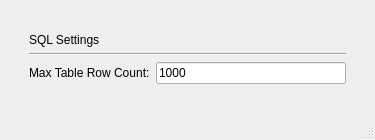
First picture: the form in multitargeting_sql_settings.ui, repository TrinhLab/CASPERapp, before the edit.
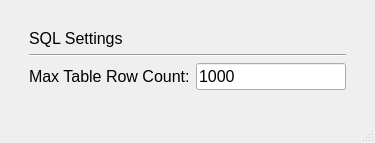
Second picture: the form after the edit.

What changed in the file:
```diff
--- a/multitargeting_sql_settings.ui
+++ b/multitargeting_sql_settings.ui
@@ -10,6 +10,11 @@
     <height>140</height>
    </rect>
   </property>
+  <property name="font">
+   <font>
+    <pointsize>12</pointsize>
+   </font>
+  </property>
   <property name="windowTitle">
    <string>MainWindow</string>
   </property>
```
